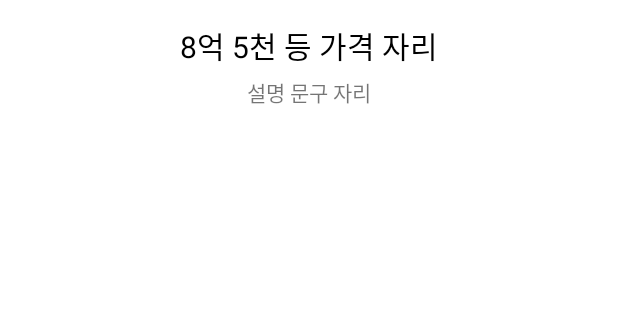
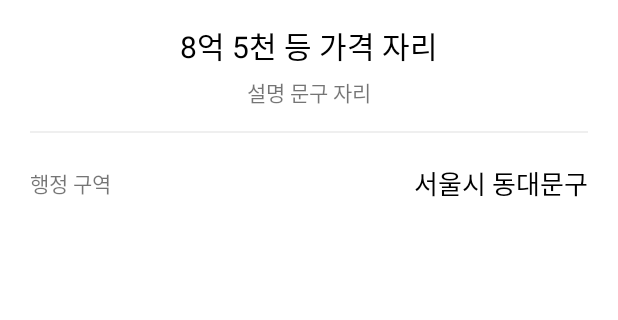
Before and after one commit to hyeba/JickbangCopy_20210320, an Android app: the ViewRoomDetailActivity screen opened directly, with no data from a screen before it, on a phone screen of 412 x 824 dp, the part 459-779 px from its top. Run offline under Robolectric (Android 15) with nearby library versions, the phone set to English and light mode, and no system bars.

Commit message:
행정 구역 표시 자리 추가

```diff
--- a/app/src/main/res/layout/activity_view_room_detail.xml
+++ b/app/src/main/res/layout/activity_view_room_detail.xml
@@ -36,4 +36,41 @@
 
     </LinearLayout>
 
+    <TextView
+        android:layout_width="match_parent"
+        android:layout_height="1dp"
+        android:background="#EFEFEF"
+        android:layout_marginLeft="20dp"
+        android:layout_marginRight="20dp"/>
+
+    <LinearLayout
+        android:layout_width="match_parent"
+        android:layout_height="wrap_content"
+        android:gravity="center_vertical"
+        android:padding="20dp"
+        android:orientation="horizontal">
+
+        <TextView
+            android:layout_width="wrap_content"
+            android:layout_height="wrap_content"
+            android:text="행정 구역"/>
+
+        <TextView
+            android:layout_width="0dp"
+            android:layout_height="wrap_content"
+            android:layout_weight="1"/>
+
+        <TextView
+            android:layout_width="wrap_content"
+            android:layout_height="wrap_content"
+            android:textColor="#000000"
+            android:textSize="17sp"
+            android:text="서울시 동대문구"/>
+
+
+
+
+
+    </LinearLayout>
+
 </LinearLayout>
```
